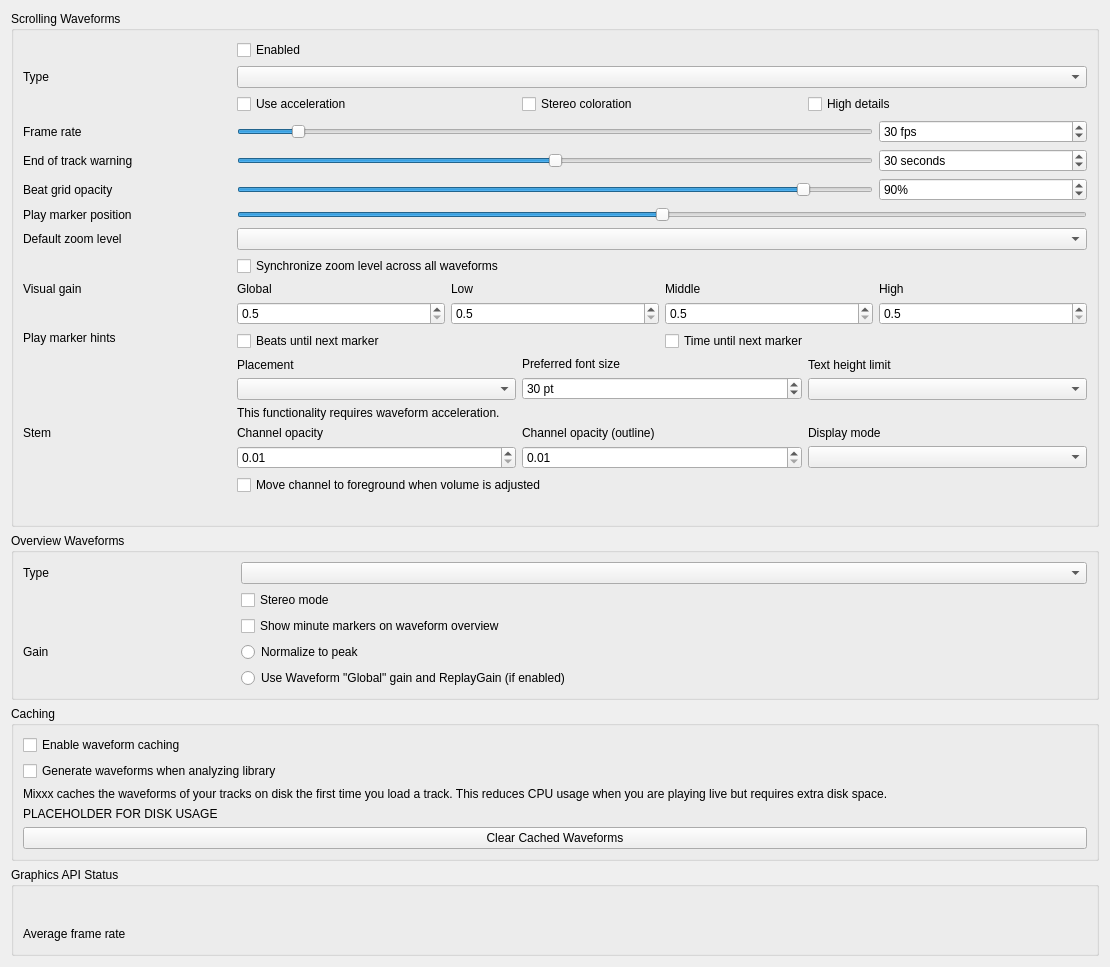
First picture: the form in src/preferences/dialog/dlgprefwaveformdlg.ui, repository mixxxdj/mixxx, before the edit.
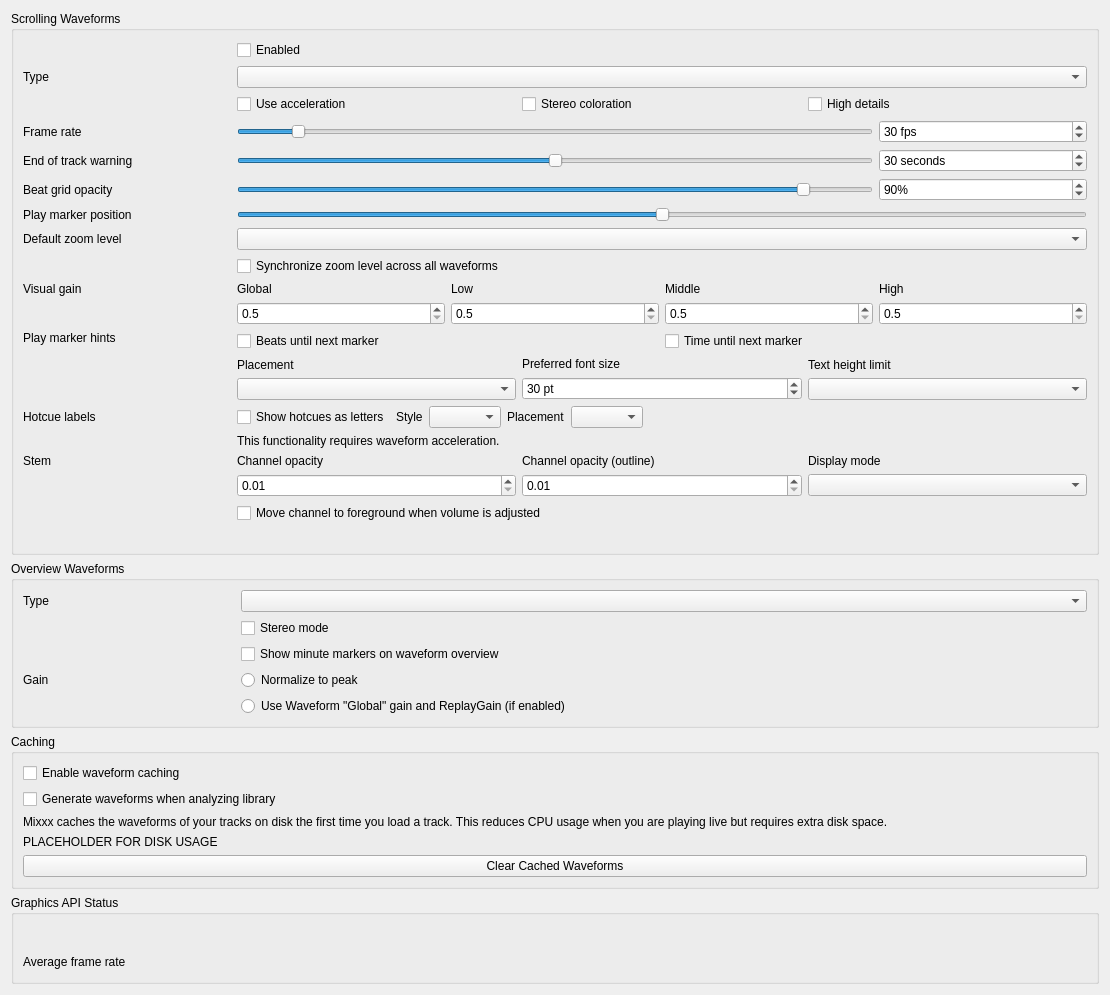
Second picture: the form after the edit.

Commit message: Port hotcue letters/labels + color picker menu (2 upstream waveform/UX PRs)

Diff of the .ui file:
```diff
--- a/src/preferences/dialog/dlgprefwaveformdlg.ui
+++ b/src/preferences/dialog/dlgprefwaveformdlg.ui
@@ -578,7 +578,78 @@
       </layout><!-- marker_option_layout -->
      </item>
 
+     <item row="13" column="0">
+      <widget class="QLabel" name="hotCueLabelsLabel">
+       <property name="text">
+        <string>Hotcue labels</string>
+       </property>
+       <property name="alignment">
+        <set>Qt::AlignLeading|Qt::AlignLeft|Qt::AlignVCenter</set>
+       </property>
+      </widget>
+     </item>
      <item row="13" column="1" colspan="4">
+      <layout class="QHBoxLayout" name="hotCueLabelsLayout">
+       <item>
+        <widget class="QCheckBox" name="hotCueLettersCheckBox">
+         <property name="toolTip">
+          <string>Name hotcues A, B, C... instead of 1, 2, 3, like rekordbox hot cues. Hotcues after Z keep their number. A main cue labeled with a single letter (e.g. "C") is shown as "CUE" then.</string>
+         </property>
+         <property name="text">
+          <string>Show hotcues as letters</string>
+         </property>
+        </widget>
+       </item>
+       <item>
+        <widget class="QLabel" name="hotCueLabelStyleLabel">
+         <property name="text">
+          <string>Style</string>
+         </property>
+         <property name="buddy">
+          <cstring>hotCueLabelStyleComboBox</cstring>
+         </property>
+        </widget>
+       </item>
+       <item>
+        <widget class="QComboBox" name="hotCueLabelStyleComboBox">
+         <property name="toolTip">
+          <string>Look of the hotcue labels. rekordbox: centered on the cue line at the top (or bottom, see Placement), cue colored background and black text.</string>
+         </property>
+        </widget>
+       </item>
+       <item>
+        <widget class="QLabel" name="hotCueLabelPlacementLabel">
+         <property name="text">
+          <string>Placement</string>
+         </property>
+         <property name="buddy">
+          <cstring>hotCueLabelPlacementComboBox</cstring>
+         </property>
+        </widget>
+       </item>
+       <item>
+        <widget class="QComboBox" name="hotCueLabelPlacementComboBox">
+         <property name="toolTip">
+          <string>Where hotcue labels are drawn: as defined by the skin, or at the top or bottom of the waveforms.</string>
+         </property>
+        </widget>
+       </item>
+       <item>
+        <spacer name="hotCueLabelsSpacer">
+         <property name="orientation">
+          <enum>Qt::Horizontal</enum>
+         </property>
+         <property name="sizeHint" stdset="0">
+          <size>
+           <width>0</width>
+           <height>0</height>
+          </size>
+         </property>
+        </spacer>
+       </item>
+      </layout>
+     </item>
+     <item row="14" column="1" colspan="4">
       <widget class="QLabel" name="requiresGLSLLabel">
        <property name="text">
         <string>This functionality requires waveform acceleration.</string>
@@ -589,7 +660,7 @@
       </widget>
      </item>
 
-     <item row="14" column="0">
+     <item row="15" column="0">
       <widget class="QLabel" name="stemOpacityLabel">
        <property name="text">
         <string>Stem</string>
@@ -602,7 +673,7 @@
        </property>
       </widget>
      </item>
-     <item row="14" column="1" colspan="4">
+     <item row="15" column="1" colspan="4">
       <layout class="QGridLayout" name="stemOpacityGridLayout">
        <item row="0" column="0">
         <widget class="QLabel" name="stemOpacityMainLabel">
@@ -699,7 +770,7 @@
       </layout>
      </item>
 
-     <item row="15" column="1" colspan="4">
+     <item row="16" column="1" colspan="4">
       <widget class="QLabel" name="requiresGLSLLabel2">
        <property name="alignment">
         <set>Qt::AlignLeading|Qt::AlignLeft|Qt::AlignVCenter</set>
```
Left out of the diff: 3 changed lines with no effect on the pictures. The commit also changes 21 other files.
